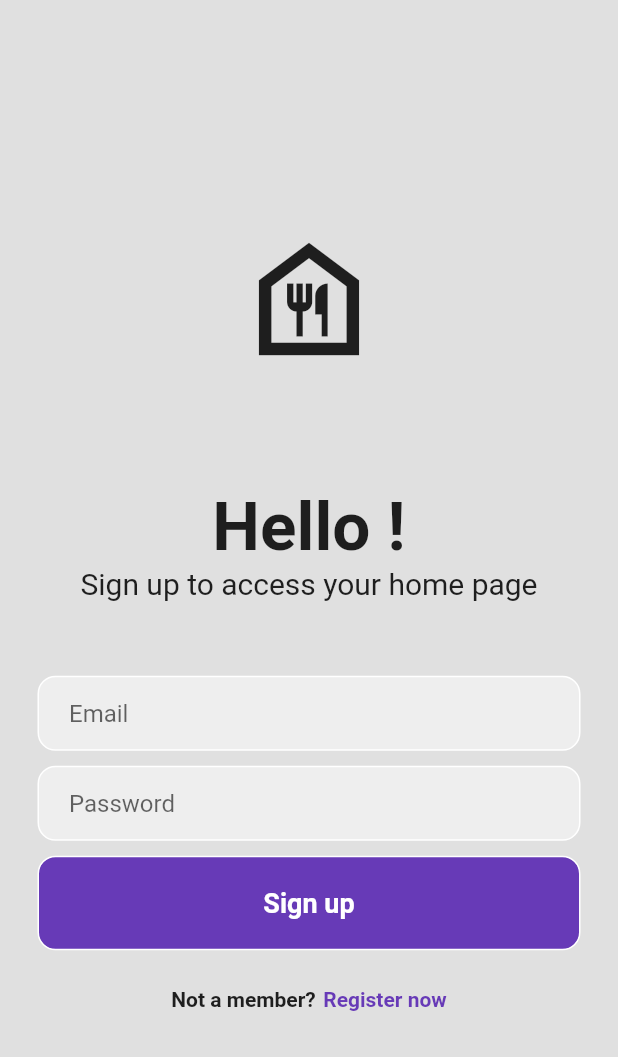
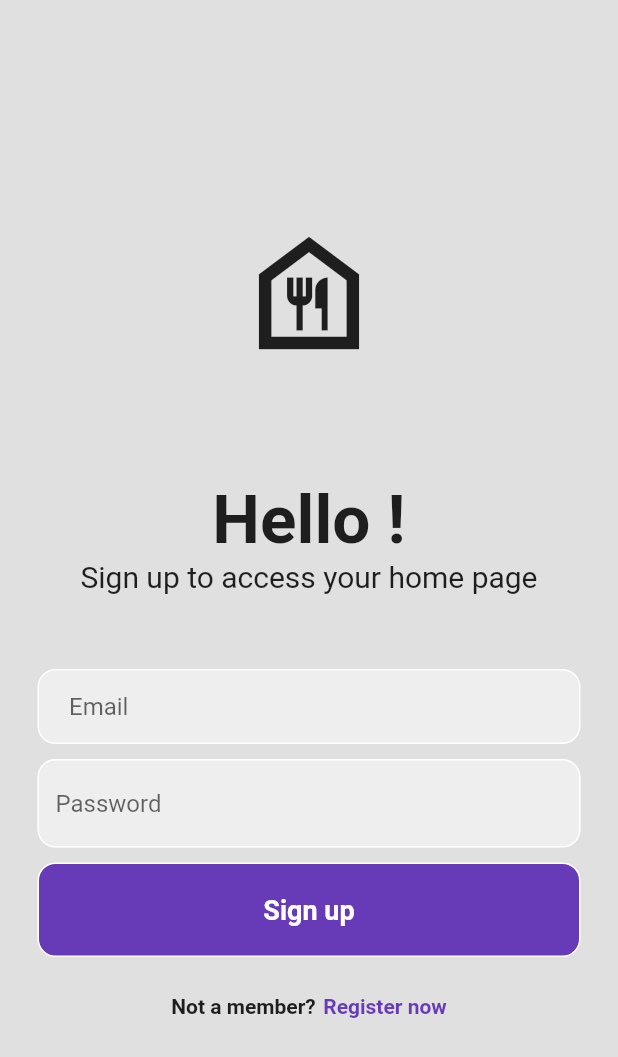
Before and after one commit to Kadjekevine/login_design, a Flutter app: the Login screen opened directly, on a phone screen of 412 x 824 dp. Shown: the top 1057 px of the screen. Run offline on Flutter 3.47's test engine with Material 2 defaults, Android fonts, the phone set to English and light mode, and no system bars; our stand-ins replace firebase_auth, firebase_core; accounts and stored records are empty.

```diff
--- a/lib/login.dart
+++ b/lib/login.dart
@@ -1,3 +1,4 @@
+import 'package:firebase_auth/firebase_auth.dart';
 import 'package:flutter/material.dart';
 
 class Login extends StatefulWidget {
@@ -8,6 +9,27 @@ class Login extends StatefulWidget {
 }
 
 class _LoginState extends State<Login> {
+  //text controllers
+  final _emailController = TextEditingController();
+  final _passwordController = TextEditingController();
+
+  Future signIn() async {
+    await FirebaseAuth.instance.signInWithEmailAndPassword(
+      email: _emailController.text.trim(),
+      password: _passwordController.text.trim(),
+    );
+
+    print('ok');
+  }
+
+  @override
+  void setState(VoidCallback fn) {
+    _emailController.dispose();
+    _passwordController.dispose();
+
+    super.dispose();
+  }
+
   @override
   Widget build(BuildContext context) {
     return Scaffold(
@@ -50,9 +72,10 @@ class _LoginState extends State<Login> {
                       border: Border.all(color: Colors.white),
                       borderRadius: BorderRadius.circular(12),
                     ),
-                    child: const Padding(
+                    child: Padding(
                       padding: EdgeInsets.only(left: 20.0),
                       child: TextField(
+                        controller: _emailController,
                         decoration: InputDecoration(
                           border: InputBorder.none,
                           hintText: 'Email',
@@ -68,20 +91,21 @@ class _LoginState extends State<Login> {
 
                 Padding(
                   padding: const EdgeInsets.symmetric(horizontal: 25.0),
-                  child: Container(
-                    decoration: BoxDecoration(
-                      color: Colors.grey[200],
-                      border: Border.all(color: Colors.white),
+                  child: TextField(
+                    obscureText: true,
+                    controller: _passwordController,
+                    decoration: InputDecoration(
+                      enabledBorder: OutlineInputBorder(
+                        borderSide: const BorderSide(color: Colors.white),
                         borderRadius: BorderRadius.circular(12),
                       ),
-                    child: const Padding(
-                      padding: EdgeInsets.only(left: 20.0),
-                      child: TextField(
-                        decoration: InputDecoration(
-                          border: InputBorder.none,
+                      focusedBorder: OutlineInputBorder(
+                        borderSide: const BorderSide(color: Colors.deepPurple),
+                        borderRadius: BorderRadius.circular(12),
+                      ),
                       hintText: 'Password',
-                        ),
-                      ),
+                      fillColor: Colors.grey[200],
+                      filled: true,
                     ),
                   ),
                 ),
@@ -98,13 +122,16 @@ class _LoginState extends State<Login> {
                       border: Border.all(color: Colors.white),
                       borderRadius: BorderRadius.circular(12),
                     ),
-                    child: const Center(
-                      child: Text(
+                    child: Center(
+                      child: GestureDetector(
+                        onTap: signIn,
+                        child: const Text(
                           'Sign up',
                           style: TextStyle(
                             color: Colors.white,
                             fontWeight: FontWeight.bold,
                             fontSize: 18,
+                          ),
                         ),
                       ),
                     ),
--- a/lib/main.dart
+++ b/lib/main.dart
@@ -1,8 +1,8 @@
 import 'package:firebase_core/firebase_core.dart';
 import 'package:flutter/material.dart';
+import 'package:my_app/main_page.dart';
 
 import 'firebase_options.dart';
-import 'login.dart';
 
 void main() async {
   WidgetsFlutterBinding.ensureInitialized();
@@ -20,7 +20,7 @@ class MyApp extends StatelessWidget {
   @override
   Widget build(BuildContext context) {
     return const MaterialApp(
-      home: Login(),
+      home: MainPage(),
       debugShowCheckedModeBanner: false,
     );
   }
```
Also changed, not shown: 1 other file. Lines whose indentation alone changed are shown as unchanged.
